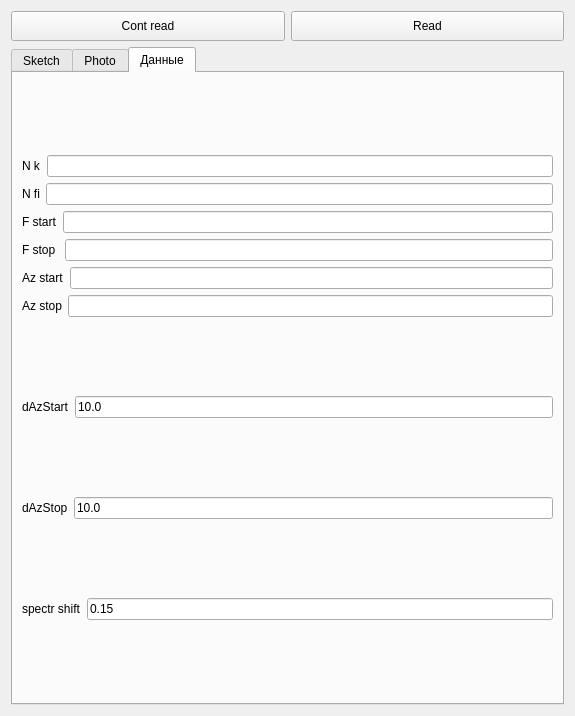
This is form_spectr.ui in zuban/VisualizationQt as Qt 5 draws it before an edit. The edited form follows.
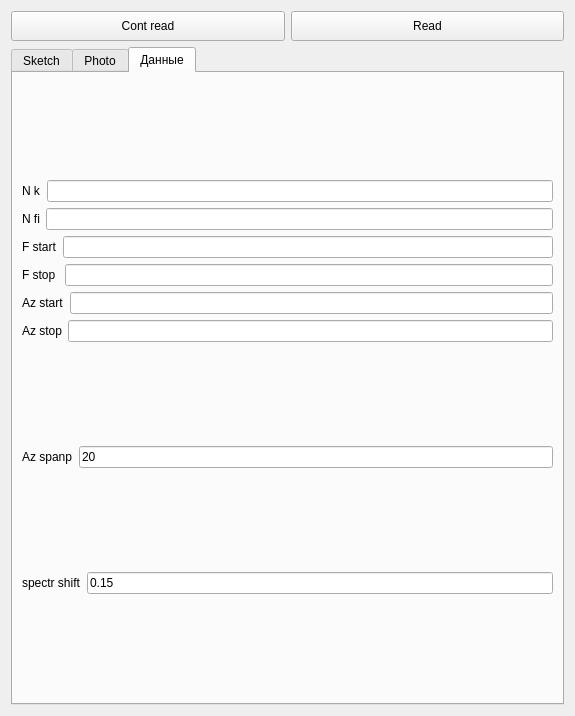
This is the edited form. The open tabs and pages were chosen to show the change.

```diff
--- a/form_spectr.ui
+++ b/form_spectr.ui
@@ -952,7 +952,7 @@
            </item>
           </layout>
          </item>
-         <item row="3" column="0">
+         <item row="2" column="0">
           <layout class="QHBoxLayout" name="horizontalLayout_9">
            <item>
             <widget class="QLabel" name="spectr_shift">
@@ -971,36 +971,18 @@
           </layout>
          </item>
          <item row="1" column="0">
-          <layout class="QHBoxLayout" name="horizontalLayout_10">
-           <item>
-            <widget class="QLabel" name="labeldAzStart">
-             <property name="text">
-              <string>dAzStart</string>
-             </property>
-            </widget>
-           </item>
-           <item>
-            <widget class="QLineEdit" name="dAzStart_lineEdit">
-             <property name="text">
-              <string>10.0</string>
-             </property>
-            </widget>
-           </item>
-          </layout>
-         </item>
-         <item row="2" column="0">
           <layout class="QHBoxLayout" name="horizontalLayout_11">
            <item>
             <widget class="QLabel" name="labeldAzStop">
              <property name="text">
-              <string>dAzStop</string>
+              <string>Az spanp</string>
              </property>
             </widget>
            </item>
            <item>
             <widget class="QLineEdit" name="dAzStop_lineEdit">
              <property name="text">
-              <string>10.0</string>
+              <string>20</string>
              </property>
             </widget>
            </item>
```
Left out of the diff: 2 changed lines with no effect on the pictures.
